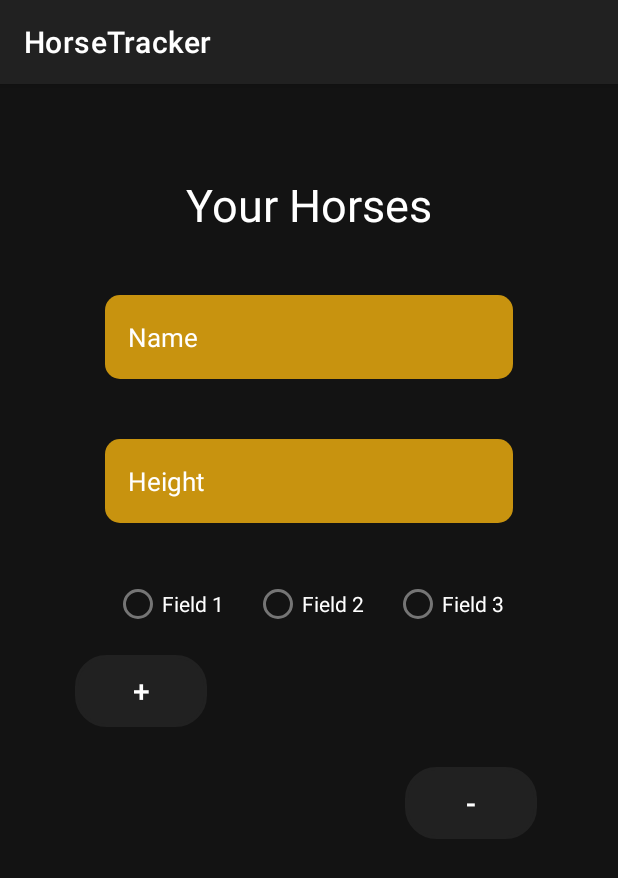
After one commit to MrGamePLAY1/HorseTracker, an Android app: the HorseActivity screen opened directly, with no data from a screen before it, on a phone screen of 412 x 824 dp. The commit adds this screen. Shown: the top 878 px of the screen. Run offline under Robolectric (Android 15) with nearby library versions, the phone set to English and light mode, and no system bars; our stand-ins replace Firebase (no records; nobody signed in at launch, a user with empty details on screens opened directly).

Commit message:
-Added Ability to add horses to Database

```diff
--- a/app/build.gradle
+++ b/app/build.gradle
@@ -23,6 +23,12 @@ android {
             proguardFiles getDefaultProguardFile('proguard-android-optimize.txt'), 'proguard-rules.pro'
         }
     }
+
+    viewBinding {
+        enabled = true
+    }
+    namespace 'com.example.horsetracker'
+
     compileOptions {
         sourceCompatibility JavaVersion.VERSION_1_8
         targetCompatibility JavaVersion.VERSION_1_8
--- /dev/null
+++ b/app/src/main/res/layout/activity_horse.xml
@@ -0,0 +1,115 @@
+<?xml version="1.0" encoding="utf-8"?>
+<LinearLayout xmlns:android="http://schemas.android.com/apk/res/android"
+    xmlns:app="http://schemas.android.com/apk/res-auto"
+    xmlns:tools="http://schemas.android.com/tools"
+    android:layout_width="match_parent"
+    android:layout_height="match_parent"
+    android:background="#131313"
+    tools:context=".HorseActivity">
+
+    <ScrollView
+        android:layout_width="match_parent"
+        android:layout_height="match_parent"
+        android:layout_weight="1">
+
+        <LinearLayout
+            android:layout_width="match_parent"
+            android:layout_height="wrap_content"
+            android:orientation="vertical"
+            android:padding="50dp">
+
+            <TextView
+                android:id="@+id/title"
+                android:layout_gravity="center"
+                android:layout_width="wrap_content"
+                android:layout_height="wrap_content"
+                android:layout_marginTop="10dp"
+                android:layout_marginBottom="20dp"
+                android:text="Your Horses"
+                android:textColor="@color/white"
+                android:textSize="30sp" />
+
+            <EditText
+                android:id="@+id/horseName"
+                android:textColor="#fff"
+                android:textColorHint="#FFFFFF"
+                android:padding="15dp"
+                android:hint="Name"
+                android:layout_margin="20dp"
+                android:layout_width="match_parent"
+                android:layout_height="?actionBarSize"
+                android:background="@drawable/rounded_corner"
+                android:textSize="17sp" />
+
+            <EditText
+                android:id="@+id/horseHeight"
+                android:textColor="#fff"
+                android:textColorHint="#FFFFFF"
+                android:padding="15dp"
+                android:hint="Height"
+                android:layout_margin="20dp"
+                android:layout_width="match_parent"
+                android:layout_height="?actionBarSize"
+                android:background="@drawable/rounded_corner"
+                android:textSize="17sp" />
+
+            <RadioGroup
+                android:layout_gravity="center"
+                android:layout_width="wrap_content"
+                android:layout_height="wrap_content"
+                android:orientation="horizontal">
+
+                <RadioButton
+                    android:id="@+id/field1"
+                    android:layout_width="wrap_content"
+                    android:layout_height="wrap_content"
+                    android:layout_margin="15px"
+                    android:text="Field 1"
+                    android:textColor="@color/white"/>
+
+                <RadioButton
+                    android:id="@+id/field2"
+                    android:layout_width="wrap_content"
+                    android:layout_height="wrap_content"
+                    android:layout_margin="15px"
+                    android:text="Field 2"
+                    android:textColor="@color/white"/>
+
+                <RadioButton
+                    android:id="@+id/field3"
+                    android:layout_width="wrap_content"
+                    android:layout_height="wrap_content"
+                    android:layout_margin="15px"
+                    android:text="Field 3"
+                    android:textColor="@color/white"/>
+
+
+            </RadioGroup>
+
+
+            <Button
+                android:id="@+id/addHorse"
+                android:layout_width="wrap_content"
+                android:layout_height="wrap_content"
+                android:textColor="@color/cardview_light_background"
+                android:background="@drawable/buttoncurved_trans"
+                android:text="+"
+                android:textSize="20sp" />
+
+            <Button
+                android:id="@+id/deleteHorse"
+                android:layout_width="wrap_content"
+                android:layout_height="wrap_content"
+                android:layout_marginTop="40px"
+                android:layout_marginLeft="220sp"
+                android:textColor="@color/cardview_light_background"
+                android:background="@drawable/buttoncurved_trans"
+                android:text="-"
+                android:textSize="20sp"/>
+
+
+
+
+        </LinearLayout>
+    </ScrollView>
+</LinearLayout>
--- a/app/src/main/res/layout/activity_main_menu.xml
+++ b/app/src/main/res/layout/activity_main_menu.xml
@@ -102,10 +102,10 @@
                 style="?android:textAppearanceSmall"
                 android:layout_width="match_parent"
                 android:layout_height="wrap_content"
+                android:layout_marginTop="86dp"
                 android:background="@drawable/buttoncurved_trans"
+                android:text="Sign Out"
                 android:textColor="@color/cardview_light_background"
-                android:layout_marginTop="86dp"
-                android:text="Sign Out"
                 android:textStyle="bold" />
 
         </LinearLayout>
```
Also changed, not shown: app/src/main/AndroidManifest.xml (+7 -3 lines), app/src/main/java/com/example/horsetracker/HorseActivity.java (added, +211 -0 lines), app/src/main/java/com/example/horsetracker/MenuActivity.java (+20 -6 lines), app/src/main/java/com/example/horsetracker/models/Horse.java (added, +55 -0 lines), app/src/main/java/com/example/horsetracker/models/Player.java (deleted, +0 -57 lines).
